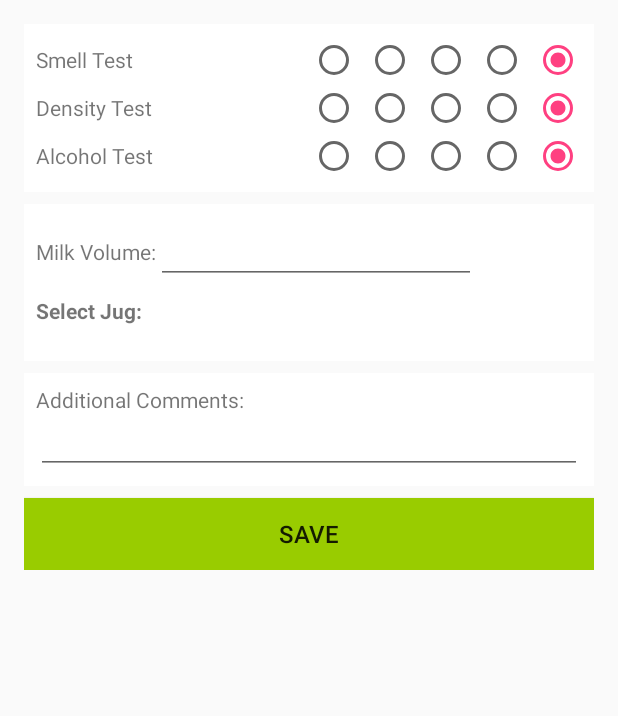
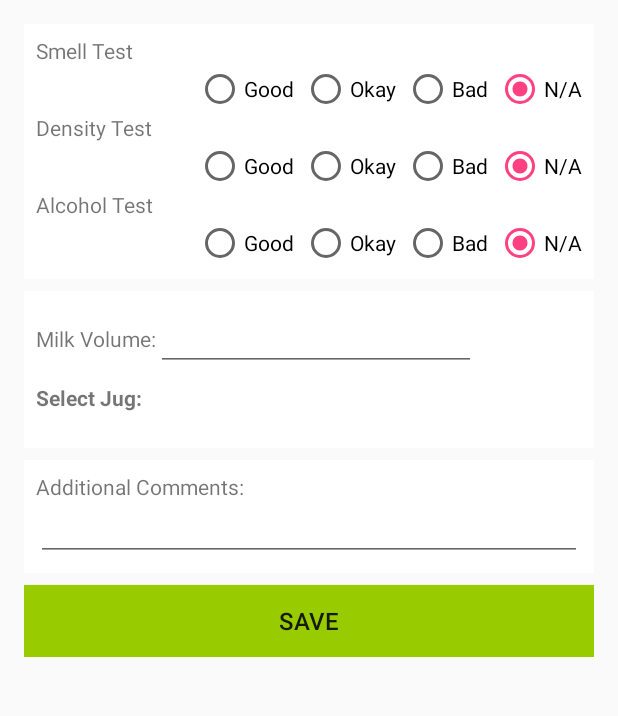
Before and after one commit to ln375/SYDE461-462, an Android app: the fragment MilkEntryFrag placed in its activity, on a phone screen of 412 x 824 dp, the part 84-800 px from its top. Run offline under Robolectric (Android 15) with nearby library versions, the phone set to English and light mode, and no system bars; 2 statements that could not run were skipped.

Commit message:
addig labels to radio buttons

```diff
--- a/TransporterApp/app/src/main/res/layout/fragment_farmer_milk_data_entry.xml
+++ b/TransporterApp/app/src/main/res/layout/fragment_farmer_milk_data_entry.xml
@@ -24,14 +24,11 @@
 
             <RelativeLayout
                 android:layout_width="match_parent"
-                android:layout_height="wrap_content"
-                android:orientation="horizontal">
+                android:layout_height="wrap_content">
 
                 <TextView
                     android:layout_width="wrap_content"
                     android:layout_height="wrap_content"
-                    android:layout_alignParentStart="true"
-                    android:layout_centerVertical="true"
                     android:textSize="14sp"
                     android:text="Smell Test"
                     android:id="@+id/textSmell" />
@@ -41,6 +38,7 @@
                     android:layout_width="wrap_content"
                     android:layout_height="wrap_content"
                     android:checkedButton="@+id/rb_unchecked"
+                    android:layout_below="@id/textSmell"
                     android:layout_alignParentEnd="true"
                     android:layout_centerVertical="true"
                     android:orientation="horizontal">
@@ -49,29 +47,27 @@
                         android:layout_width="wrap_content"
                         android:layout_height="wrap_content"
                         android:id="@+id/radioButton"
+                        android:text="Good"
                         android:layout_marginRight="5dp"/>
 
                     <RadioButton
                         android:layout_width="wrap_content"
                         android:layout_height="wrap_content"
                         android:layout_marginRight="5dp"
+                        android:text="Okay"
                         android:layout_gravity="center" />
 
                     <RadioButton
                         android:layout_width="wrap_content"
                         android:layout_height="wrap_content"
                         android:layout_marginRight="5dp"
+                        android:text="Bad"
                         android:id="@+id/radioButton3" />
 
                     <RadioButton
                         android:layout_width="wrap_content"
                         android:layout_height="wrap_content"
-                        android:layout_marginRight="5dp"
-                        android:id="@+id/radioButton4" />
-
-                    <RadioButton
-                        android:layout_width="wrap_content"
-                        android:layout_height="wrap_content"
+                        android:text="N/A"
                         android:id="@+id/rb_unchecked" />
 
                 </RadioGroup>
@@ -87,15 +83,14 @@
                     android:layout_width="match_parent"
                     android:layout_height="wrap_content"
                     android:textSize="14sp"
-                    android:layout_alignParentStart="true"
                     android:text="Density Test"
-                    android:id="@+id/textDensity"
-                    android:layout_centerVertical="true" />
+                    android:id="@+id/textDensity" />
 
                 <RadioGroup
                     android:id="@+id/density_test"
                     android:layout_width="wrap_content"
                     android:layout_height="wrap_content"
+                    android:layout_below="@id/textDensity"
                     android:checkedButton="@+id/density_rb_unchecked"
                     android:layout_alignParentEnd="true"
                     android:orientation="horizontal">
@@ -104,29 +99,27 @@
                         android:layout_width="wrap_content"
                         android:layout_height="wrap_content"
                         android:id="@+id/density_radioButton"
-                        android:layout_marginRight="5dp"/>
+                        android:layout_marginRight="5dp"
+                        android:text="Good" />
 
                     <RadioButton
                         android:layout_width="wrap_content"
                         android:layout_height="wrap_content"
                         android:layout_marginRight="5dp"
+                        android:text="Okay"
                         android:id="@+id/density_radioButton2"/>
 
                     <RadioButton
                         android:layout_width="wrap_content"
                         android:layout_height="wrap_content"
                         android:layout_marginRight="5dp"
+                        android:text="Bad"
                         android:id="@+id/density_radioButton3"/>
 
                     <RadioButton
                         android:layout_width="wrap_content"
                         android:layout_height="wrap_content"
-                        android:layout_marginRight="5dp"
-                        android:id="@+id/density_radioButton4"/>
-
-                    <RadioButton
-                        android:layout_width="wrap_content"
-                        android:layout_height="wrap_content"
+                        android:text="N/A"
                         android:id="@+id/density_rb_unchecked"/>
 
                 </RadioGroup>
@@ -142,8 +135,6 @@
                     android:layout_width="wrap_content"
                     android:layout_height="wrap_content"
                     android:textSize="14sp"
-                    android:layout_alignParentStart="true"
-                    android:layout_centerVertical="true"
                     android:text="Alcohol Test"
                     android:id="@+id/textAlcohol" />
 
@@ -154,35 +145,34 @@
                     android:checkedButton="@+id/alcohol_rb_unchecked"
                     android:layout_alignParentEnd="true"
                     android:layout_centerVertical="true"
+                    android:layout_below="@id/textAlcohol"
                     android:orientation="horizontal">
 
                     <RadioButton
                         android:layout_width="wrap_content"
                         android:layout_height="wrap_content"
                         android:id="@+id/alcohol_radioButton"
+                        android:text="Good"
                         android:layout_marginRight="5dp"/>
 
                     <RadioButton
                         android:layout_width="wrap_content"
                         android:layout_height="wrap_content"
                         android:layout_marginRight="5dp"
+                        android:text="Okay"
                         android:id="@+id/alcohol_radioButton2"/>
 
                     <RadioButton
                         android:layout_width="wrap_content"
                         android:layout_height="wrap_content"
                         android:layout_marginRight="5dp"
+                        android:text="Bad"
                         android:id="@+id/alcohol_radioButton3"/>
 
                     <RadioButton
                         android:layout_width="wrap_content"
                         android:layout_height="wrap_content"
-                        android:layout_marginRight="5dp"
-                        android:id="@+id/alcohol_radioButton4"/>
-
-                    <RadioButton
-                        android:layout_width="wrap_content"
-                        android:layout_height="wrap_content"
+                        android:text="N/A"
                         android:id="@+id/alcohol_rb_unchecked"/>
 
                 </RadioGroup>
```
